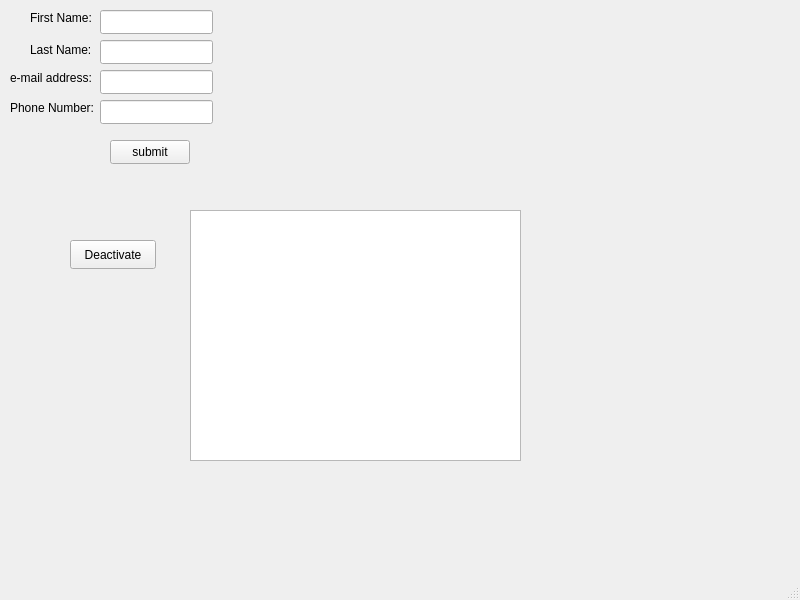
This is SquareHackathon/mainwindow.ui in rbrueda/System-of-Style as Qt 5 draws it before an edit. The edited form follows.
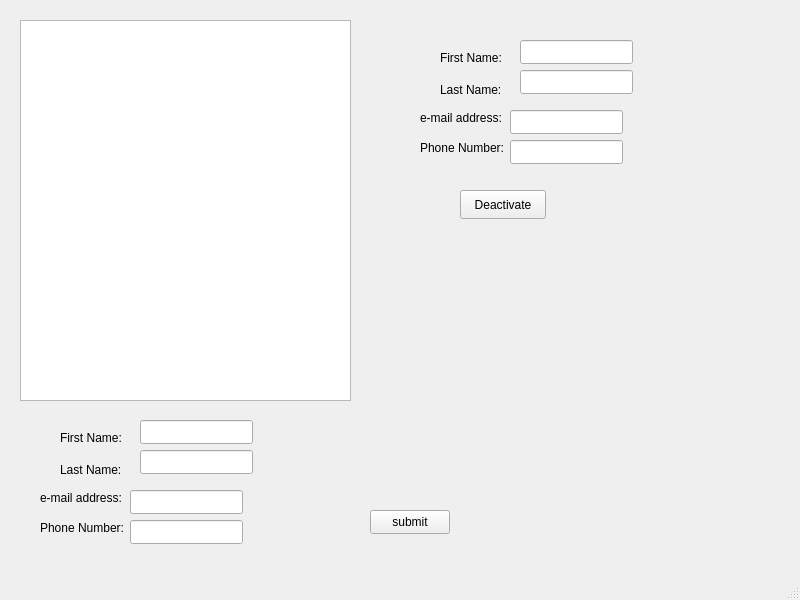
This is the edited form.

What changed in the file:
```diff
--- a/SquareHackathon/mainwindow.ui
+++ b/SquareHackathon/mainwindow.ui
@@ -17,8 +17,8 @@
    <widget class="QLineEdit" name="firstName">
     <property name="geometry">
      <rect>
-      <x>100</x>
-      <y>10</y>
+      <x>140</x>
+      <y>420</y>
       <width>113</width>
       <height>24</height>
      </rect>
@@ -27,8 +27,8 @@
    <widget class="QLineEdit" name="lastName">
     <property name="geometry">
      <rect>
-      <x>100</x>
-      <y>40</y>
+      <x>140</x>
+      <y>450</y>
       <width>113</width>
       <height>24</height>
      </rect>
@@ -37,8 +37,8 @@
    <widget class="QLineEdit" name="email">
     <property name="geometry">
      <rect>
-      <x>100</x>
-      <y>70</y>
+      <x>130</x>
+      <y>490</y>
       <width>113</width>
       <height>24</height>
      </rect>
@@ -47,8 +47,8 @@
    <widget class="QLabel" name="txt_FirstName">
     <property name="geometry">
      <rect>
-      <x>30</x>
-      <y>10</y>
+      <x>60</x>
+      <y>430</y>
       <width>71</width>
       <height>16</height>
      </rect>
@@ -60,8 +60,8 @@
    <widget class="QLabel" name="txt_LastName">
     <property name="geometry">
      <rect>
-      <x>30</x>
-      <y>40</y>
+      <x>60</x>
+      <y>460</y>
       <width>61</width>
       <height>20</height>
      </rect>
@@ -73,8 +73,8 @@
    <widget class="QLabel" name="txt_email">
     <property name="geometry">
      <rect>
-      <x>10</x>
-      <y>70</y>
+      <x>40</x>
+      <y>490</y>
       <width>91</width>
       <height>16</height>
      </rect>
@@ -86,8 +86,8 @@
    <widget class="QPushButton" name="submit">
     <property name="geometry">
      <rect>
-      <x>110</x>
-      <y>140</y>
+      <x>370</x>
+      <y>510</y>
       <width>80</width>
       <height>24</height>
      </rect>
@@ -99,8 +99,8 @@
    <widget class="QLineEdit" name="phoneNumber">
     <property name="geometry">
      <rect>
-      <x>100</x>
-      <y>100</y>
+      <x>130</x>
+      <y>520</y>
       <width>113</width>
       <height>24</height>
      </rect>
@@ -109,8 +109,8 @@
    <widget class="QLabel" name="txt_phoneNumber">
     <property name="geometry">
      <rect>
-      <x>10</x>
-      <y>100</y>
+      <x>40</x>
+      <y>520</y>
       <width>91</width>
       <height>16</height>
      </rect>
@@ -122,10 +122,10 @@
    <widget class="QWidget" name="verticalLayoutWidget">
     <property name="geometry">
      <rect>
-      <x>190</x>
-      <y>210</y>
+      <x>20</x>
+      <y>20</y>
       <width>331</width>
-      <height>251</height>
+      <height>381</height>
      </rect>
     </property>
     <layout class="QVBoxLayout" name="verticalLayout">
@@ -134,18 +134,135 @@
      </item>
     </layout>
    </widget>
-   <widget class="QPushButton" name="pushButton">
+   <widget class="QWidget" name="staffProfile" native="true">
+    <property name="enabled">
+     <bool>true</bool>
+    </property>
     <property name="geometry">
      <rect>
-      <x>70</x>
-      <y>240</y>
-      <width>86</width>
-      <height>29</height>
+      <x>400</x>
+      <y>30</y>
+      <width>341</width>
+      <height>371</height>
      </rect>
     </property>
-    <property name="text">
-     <string>Deactivate</string>
-    </property>
+    <widget class="QLineEdit" name="emailProfile">
+     <property name="geometry">
+      <rect>
+       <x>110</x>
+       <y>80</y>
+       <width>113</width>
+       <height>24</height>
+      </rect>
+     </property>
+     <property name="readOnly">
+      <bool>true</bool>
+     </property>
+    </widget>
+    <widget class="QLabel" name="txt_LastNameProfile">
+     <property name="geometry">
+      <rect>
+       <x>40</x>
+       <y>50</y>
+       <width>61</width>
+       <height>20</height>
+      </rect>
+     </property>
+     <property name="text">
+      <string>Last Name:</string>
+     </property>
+    </widget>
+    <widget class="QLineEdit" name="phoneNumberProfile">
+     <property name="geometry">
+      <rect>
+       <x>110</x>
+       <y>110</y>
+       <width>113</width>
+       <height>24</height>
+      </rect>
+     </property>
+     <property name="readOnly">
+      <bool>true</bool>
+     </property>
+    </widget>
+    <widget class="QLineEdit" name="firstNameProfile">
+     <property name="geometry">
+      <rect>
+       <x>120</x>
+       <y>10</y>
+       <width>113</width>
+       <height>24</height>
+      </rect>
+     </property>
+     <property name="readOnly">
+      <bool>true</bool>
+     </property>
+    </widget>
+    <widget class="QLabel" name="txt_FirstNameProfile">
+     <property name="geometry">
+      <rect>
+       <x>40</x>
+       <y>20</y>
+       <width>71</width>
+       <height>16</height>
+      </rect>
+     </property>
+     <property name="text">
+      <string>First Name:</string>
+     </property>
+    </widget>
+    <widget class="QLineEdit" name="lastNameProfile">
+     <property name="geometry">
+      <rect>
+       <x>120</x>
+       <y>40</y>
+       <width>113</width>
+       <height>24</height>
+      </rect>
+     </property>
+     <property name="readOnly">
+      <bool>true</bool>
+     </property>
+    </widget>
+    <widget class="QLabel" name="txt_phoneNumberProfile">
+     <property name="geometry">
+      <rect>
+       <x>20</x>
+       <y>110</y>
+       <width>91</width>
+       <height>16</height>
+      </rect>
+     </property>
+     <property name="text">
+      <string>Phone Number:</string>
+     </property>
+    </widget>
+    <widget class="QLabel" name="txt_emailProfile">
+     <property name="geometry">
+      <rect>
+       <x>20</x>
+       <y>80</y>
+       <width>91</width>
+       <height>16</height>
+      </rect>
+     </property>
+     <property name="text">
+      <string>e-mail address:</string>
+     </property>
+    </widget>
+    <widget class="QPushButton" name="pushButton">
+     <property name="geometry">
+      <rect>
+       <x>60</x>
+       <y>160</y>
+       <width>86</width>
+       <height>29</height>
+      </rect>
+     </property>
+     <property name="text">
+      <string>Deactivate</string>
+     </property>
+    </widget>
    </widget>
   </widget>
   <widget class="QMenuBar" name="menubar">
```
